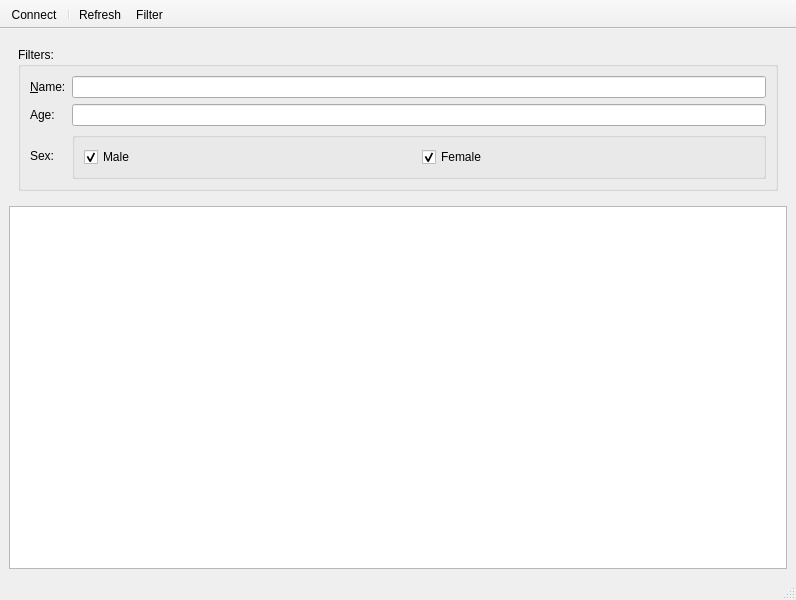
The window that ui/MainWindow.ui (daniel70/index-inspector) describes before a commit, drawn with Qt 5.
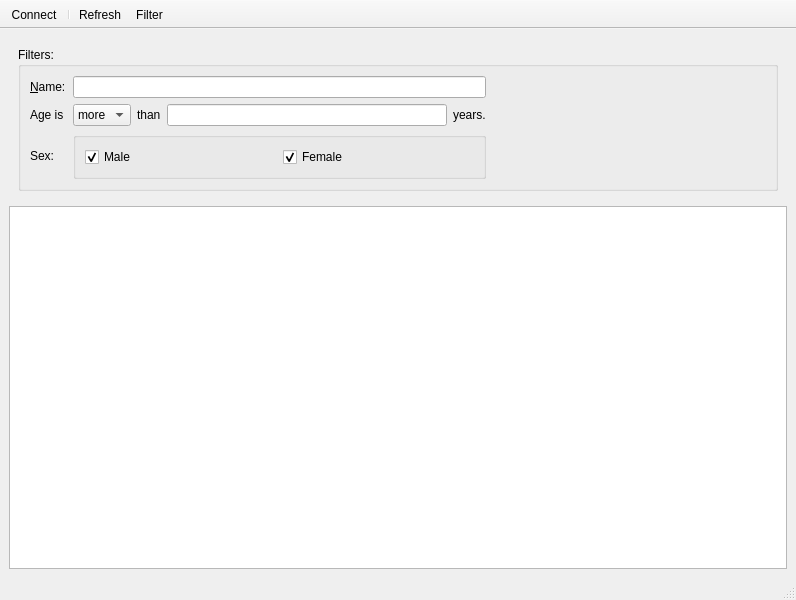
The same window after the commit. Icons and pictures are not drawn.

```diff
--- a/ui/MainWindow.ui
+++ b/ui/MainWindow.ui
@@ -36,6 +36,44 @@
             <string>Filters:</string>
            </property>
            <layout class="QGridLayout" name="gridLayout">
+            <item row="1" column="4">
+             <widget class="QLabel" name="label_4">
+              <property name="text">
+               <string>years.</string>
+              </property>
+             </widget>
+            </item>
+            <item row="1" column="1">
+             <widget class="QComboBox" name="comboBox">
+              <item>
+               <property name="text">
+                <string>more</string>
+               </property>
+              </item>
+              <item>
+               <property name="text">
+                <string>less</string>
+               </property>
+              </item>
+             </widget>
+            </item>
+            <item row="1" column="2">
+             <widget class="QLabel" name="label_3">
+              <property name="text">
+               <string>than</string>
+              </property>
+             </widget>
+            </item>
+            <item row="0" column="1" colspan="4">
+             <widget class="QLineEdit" name="txtName">
+              <property name="clearButtonEnabled">
+               <bool>true</bool>
+              </property>
+              <property name="filterAttribute" stdset="0">
+               <string>name</string>
+              </property>
+             </widget>
+            </item>
             <item row="2" column="0">
              <widget class="QLabel" name="label">
               <property name="text">
@@ -46,21 +84,37 @@
             <item row="1" column="0">
              <widget class="QLabel" name="label_2">
               <property name="text">
-               <string>Age:</string>
+               <string>Age is </string>
               </property>
              </widget>
             </item>
-            <item row="0" column="1">
-             <widget class="QLineEdit" name="txtName">
-              <property name="filterAttribute" stdset="0">
-               <string>name</string>
+            <item row="1" column="3">
+             <widget class="QLineEdit" name="lineEdit">
+              <property name="inputMask">
+               <string notr="true">d000000000</string>
               </property>
+              <property name="maxLength">
+               <number>10</number>
+              </property>
+              <property name="clearButtonEnabled">
+               <bool>true</bool>
+              </property>
              </widget>
             </item>
-            <item row="1" column="1">
-             <widget class="QLineEdit" name="lineEdit"/>
+            <item row="1" column="5">
+             <spacer name="horizontalSpacer">
+              <property name="orientation">
+               <enum>Qt::Horizontal</enum>
+              </property>
+              <property name="sizeHint" stdset="0">
+               <size>
+                <width>40</width>
+                <height>20</height>
+               </size>
+              </property>
+             </spacer>
             </item>
-            <item row="2" column="1">
+            <item row="2" column="1" colspan="4">
              <widget class="QGroupBox" name="groupBox_2">
               <property name="title">
                <string/>
```
Left out of the diff: 20 changed lines with no effect on the pictures.
